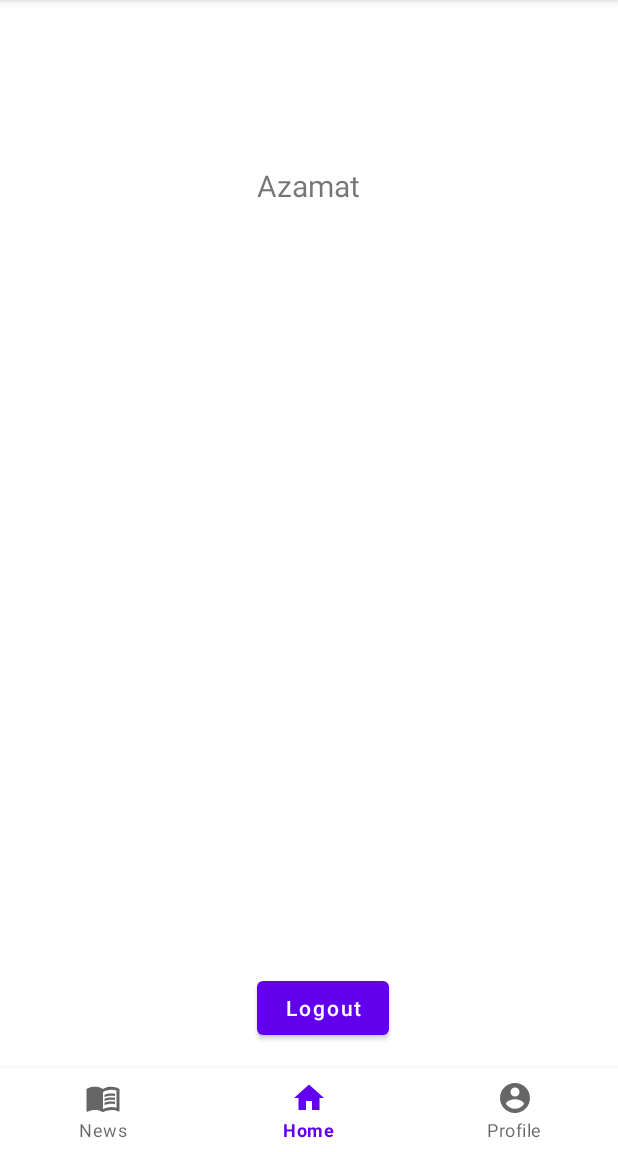
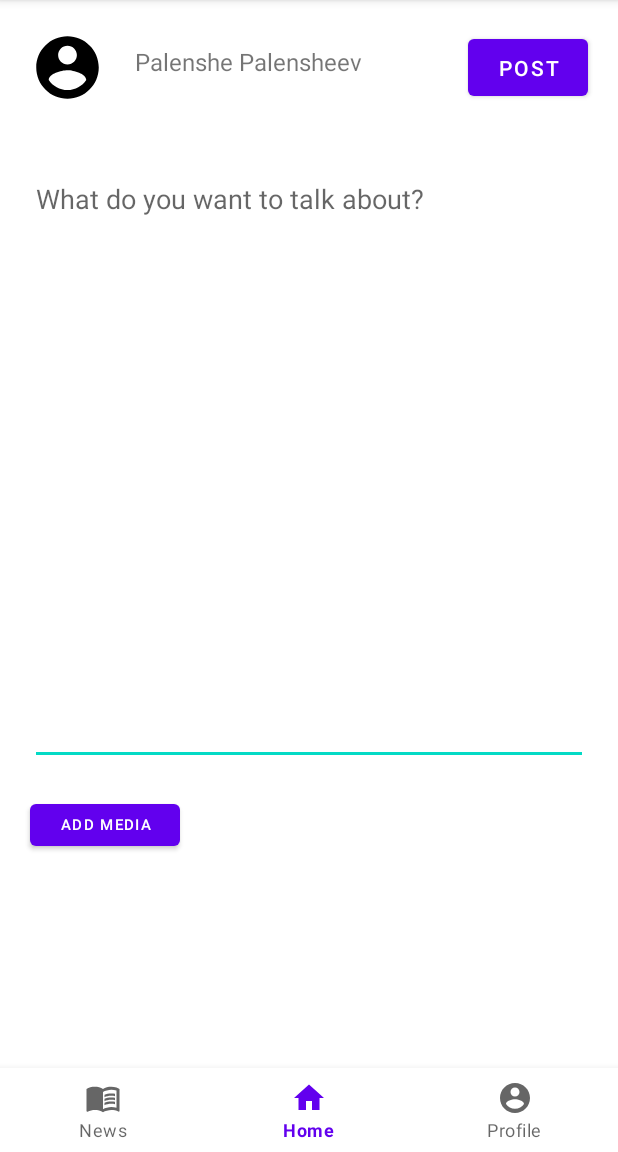
Before and after one commit to Azamatsksstv/projectttttt, an Android app: the screen it shows after launch (MainActivity), on a phone screen of 412 x 824 dp, the part 84-1236 px from its top. Run offline under Robolectric (Android 15) with nearby library versions, the phone set to English and light mode, and no system bars; our stand-ins replace navigation-ui.

Commit message:
fragment_home

```diff
--- a/app/src/main/res/layout/fragment_home.xml
+++ b/app/src/main/res/layout/fragment_home.xml
@@ -1,42 +1,70 @@
 <?xml version="1.0" encoding="utf-8"?>
-<androidx.constraintlayout.widget.ConstraintLayout xmlns:android="http://schemas.android.com/apk/res/android"
-    xmlns:app="http://schemas.android.com/apk/res-auto"
+<androidx.constraintlayout.widget.ConstraintLayout xmlns:app="http://schemas.android.com/apk/res-auto"
     xmlns:tools="http://schemas.android.com/tools"
+    xmlns:android="http://schemas.android.com/apk/res/android"
     android:layout_width="match_parent"
     android:layout_height="match_parent"
-    tools:context="com.example.project.HomeFragment">
+    tools:context=".ProfileFragment">
+
+
     <ImageView
-        android:id="@+id/imageView"
-        android:layout_width="wrap_content"
-        android:layout_height="wrap_content"
-        android:layout_marginTop="90dp"
+        android:id="@+id/imageView2"
+        android:layout_width="50dp"
+        android:layout_height="50dp"
+        android:layout_marginStart="20dp"
+        android:layout_marginTop="20dp"
+        android:layout_marginEnd="264dp"
+        android:layout_marginBottom="15dp"
+        android:src="@drawable/ic_baseline_account_circle_24"
         app:layout_constraintEnd_toEndOf="parent"
-        app:layout_constraintHorizontal_bias="0.498"
+        app:layout_constraintHorizontal_bias="0.0"
         app:layout_constraintStart_toStartOf="parent"
-        app:layout_constraintTop_toTopOf="parent"
-        tools:srcCompat="@tools:sample/avatars" />
+        app:layout_constraintTop_toTopOf="parent" />
+
     <TextView
         android:id="@+id/textView"
         android:layout_width="wrap_content"
         android:layout_height="wrap_content"
+        android:layout_marginStart="20dp"
+        android:layout_marginTop="30dp"
+        android:text="Palenshe Palensheev"
+        android:textSize="16sp"
+        app:layout_constraintStart_toEndOf="@+id/imageView2"
+        app:layout_constraintTop_toTopOf="parent" />
+
+    <Button
+        android:id="@+id/button"
+        android:layout_width="80dp"
+        android:layout_height="50dp"
         android:layout_marginTop="20dp"
-        android:text="Azamat"
-        android:textSize="20dp"
+        android:layout_marginEnd="20dp"
+        android:text="Post"
+        app:layout_constraintEnd_toEndOf="parent"
+        app:layout_constraintTop_toTopOf="parent" />
+
+    <EditText
+        android:id="@+id/textView15"
+        android:layout_width="match_parent"
+        android:layout_height="400dp"
+        android:layout_marginStart="20dp"
+        android:layout_marginTop="40dp"
+        android:layout_marginEnd="20dp"
+        android:hint="What do you want to talk about?"
+        android:gravity="top"
         app:layout_constraintEnd_toEndOf="parent"
         app:layout_constraintStart_toStartOf="parent"
-        app:layout_constraintTop_toBottomOf="@+id/imageView" />
+        app:layout_constraintTop_toBottomOf="@+id/imageView2" />
+
     <Button
-        android:id="@+id/idBtnLogin"
-        android:layout_width="wrap_content"
-        android:layout_height="wrap_content"
-        android:layout_marginStart="50dp"
-        android:layout_marginEnd="50dp"
-        android:layout_marginBottom="72dp"
-        android:text="Logout"
-        android:textAllCaps="false"
-        app:layout_constraintBottom_toBottomOf="parent"
-        app:layout_constraintEnd_toEndOf="parent"
-        app:layout_constraintHorizontal_bias="0.542"
-        app:layout_constraintStart_toStartOf="parent" />
+        android:id="@+id/button2"
+        android:layout_width="100dp"
+        android:layout_height="40dp"
+        android:layout_marginStart="20dp"
+        android:layout_marginTop="20dp"
+        android:text="Add media"
+        android:textSize="10dp"
+        app:layout_constraintStart_toStartOf="parent"
+        app:layout_constraintTop_toBottomOf="@+id/textView15" />
+
 
 </androidx.constraintlayout.widget.ConstraintLayout>
```
